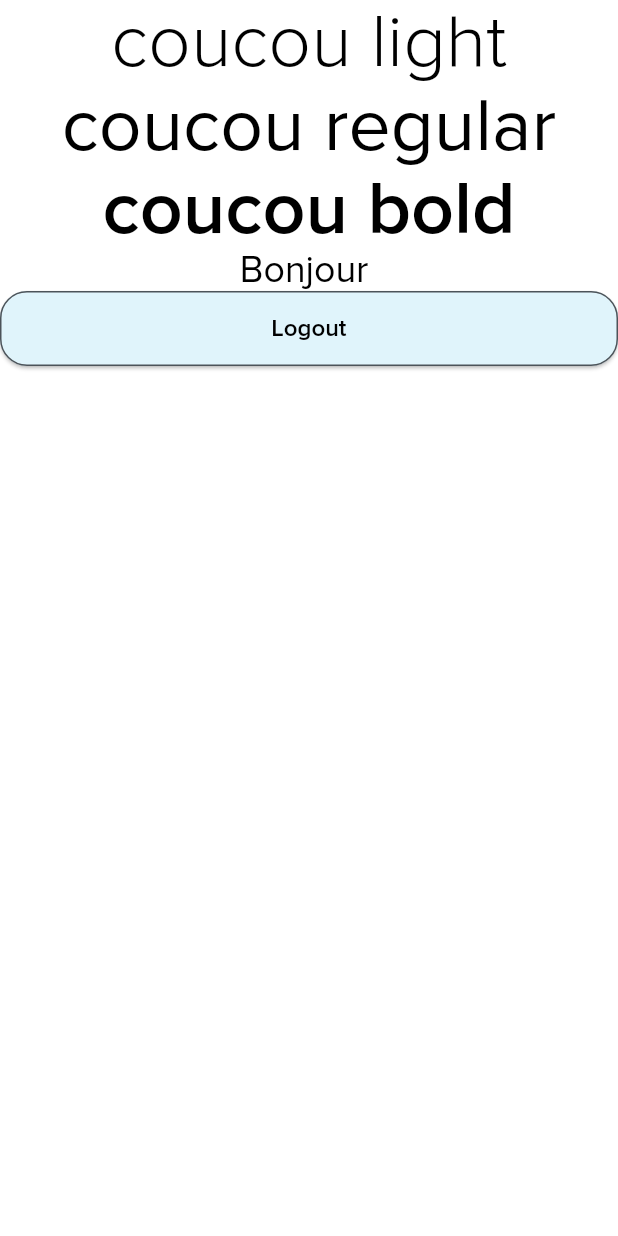
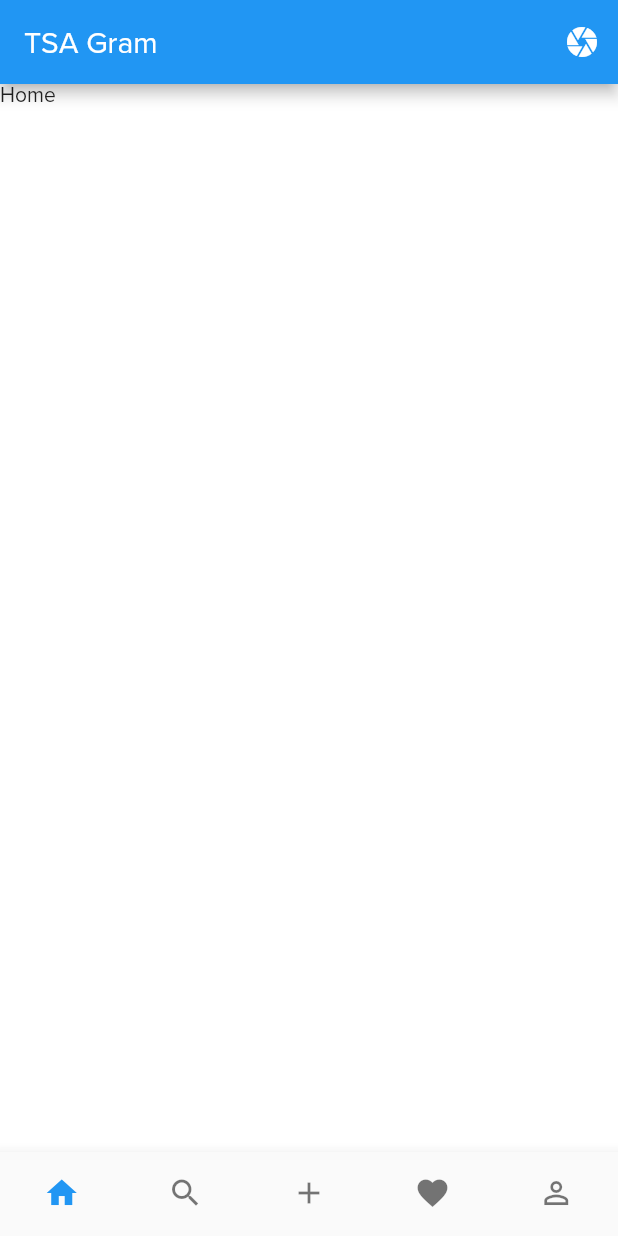
Before and after one commit to sebgtfr/T_S_A, a Flutter app: the screen it shows once a user with an empty profile is signed in, on a phone screen of 412 x 824 dp. Run offline on Flutter 3.47's test engine with Material 2 defaults, Android fonts, the phone set to English and light mode, and no system bars; our stand-ins replace cloud_firestore, firebase_auth, firebase_core, firebase_storage, image_cropper, image_picker; accounts and stored records are empty.

Commit message:
Set crop and load image from gallery or camera

```diff
--- a/lib/common/Layout.dart
+++ /dev/null
@@ -1,46 +0,0 @@
-import 'package:flutter/material.dart';
-
-class Layout extends StatelessWidget {
-  const Layout({
-    Key key,
-    @required this.child,
-    @optionalTypeArgs this.appBar,
-    @optionalTypeArgs this.floatingActionButton,
-  }) : super(key: key);
-
-  final Widget child;
-  final AppBar appBar;
-  final FloatingActionButton floatingActionButton;
-
-  @override
-  Widget build(BuildContext context) {
-    return _Layout(
-      appBar: appBar,
-      floatingActionButton: floatingActionButton,
-      child: child,
-    );
-  }
-}
-
-class _Layout extends StatelessWidget {
-  const _Layout({
-    Key key,
-    @required this.child,
-    @optionalTypeArgs this.appBar,
-    @optionalTypeArgs this.floatingActionButton,
-  }) : super(key: key);
-
-  final Widget child;
-  final AppBar appBar;
-  final FloatingActionButton floatingActionButton;
-
-  @override
-  Widget build(BuildContext context) {
-    return Scaffold(
-      backgroundColor: Theme.of(context).backgroundColor,
-      appBar: appBar,
-      floatingActionButton: floatingActionButton,
-      body: SafeArea(child: child),
-    );
-  }
-}
--- a/lib/main.dart
+++ b/lib/main.dart
@@ -6,8 +6,6 @@ import 'package:provider/provider.dart';
 
 import 'package:tsa_gram/common/appTheme.dart';
 import 'package:tsa_gram/models/Auth/Auth.dart';
-import 'package:tsa_gram/screen/AuthScreen.dart';
-import 'package:tsa_gram/screen/HomeScreen.dart';
 
 import 'package:tsa_gram/widgets/AppRouter.dart';
 
--- a/lib/models/Auth/Auth.dart
+++ b/lib/models/Auth/Auth.dart
@@ -1,3 +1,5 @@
+import 'package:cloud_firestore/cloud_firestore.dart';
+import 'package:firebase_storage/firebase_storage.dart';
 import 'package:flutter/foundation.dart';
 
 import 'package:firebase_auth/firebase_auth.dart';
@@ -5,6 +7,20 @@ import 'package:flutter/material.dart';
 
 class Auth extends ChangeNotifier {
   final FirebaseAuth _auth = FirebaseAuth.instance;
+  final FirebaseFirestore _db = FirebaseFirestore.instance;
+  final FirebaseStorage _store = FirebaseStorage.instance;
+
+  FirebaseAuth get auth {
+    return _auth;
+  }
+
+  FirebaseFirestore get db {
+    return _db;
+  }
+
+  FirebaseStorage get store {
+    return _store;
+  }
 
   Stream<User> get user {
     return _auth.authStateChanges().map((user) => user);
--- /dev/null
+++ b/lib/screen/Connected/AddScreen.dart
@@ -0,0 +1,8 @@
+import 'package:flutter/material.dart';
+
+class AddScreen extends StatelessWidget {
+  @override
+  Widget build(BuildContext context) {
+    return Text('Add');
+  }
+}
--- /dev/null
+++ b/lib/screen/Connected/BaseScreen.dart
@@ -0,0 +1,87 @@
+import 'package:flutter/material.dart';
+
+import 'package:tsa_gram/screen/Connected/AddScreen.dart';
+import 'package:tsa_gram/screen/Connected/FavoriteScreen.dart';
+import 'package:tsa_gram/screen/Connected/HomeScreen.dart';
+import 'package:tsa_gram/screen/Connected/ProfileScreen.dart';
+import 'package:tsa_gram/screen/Connected/SearchScreen.dart';
+import 'package:tsa_gram/screen/PostImageScreen.dart';
+
+class BaseScreen extends StatefulWidget {
+  @override
+  _BaseScreenState createState() => _BaseScreenState();
+}
+
+class _BaseScreenState extends State<BaseScreen> {
+  int _currentScreen = 0;
+
+  final List<Widget> _screens = [
+    HomeScreen(),
+    SearchScreen(),
+    AddScreen(),
+    FavoriteScreen(),
+    ProfileScreen(),
+  ];
+
+  void switchScreen(int index) {
+    setState(() {
+      _currentScreen = index;
+    });
+  }
+
+  @override
+  Widget build(BuildContext context) {
+    return Scaffold(
+      resizeToAvoidBottomPadding: false,
+      backgroundColor: Theme.of(context).backgroundColor,
+      appBar: AppBar(
+        title: Text('TSA Gram'),
+        actions: <Widget>[
+          IconButton(
+            tooltip: 'Take a picture',
+            icon: Icon(Icons.camera),
+            onPressed: () {
+              Navigator.push(
+                context,
+                MaterialPageRoute(
+                  builder: (context) => PostImageScreen(),
+                  fullscreenDialog: true,
+                ),
+              );
+            },
+          )
+        ],
+      ),
+      bottomNavigationBar: BottomNavigationBar(
+        type: BottomNavigationBarType.fixed,
+        showSelectedLabels: false,
+        showUnselectedLabels: false,
+        currentIndex: _currentScreen,
+        onTap: switchScreen,
+        items: <BottomNavigationBarItem>[
+          BottomNavigationBarItem(
+            icon: Icon(Icons.home),
+            label: 'Home',
+          ),
+          BottomNavigationBarItem(
+            icon: Icon(Icons.search),
+            label: 'Search',
+          ),
+          BottomNavigationBarItem(
+            icon: Icon(Icons.add),
+            label: 'Add',
+          ),
+          BottomNavigationBarItem(
+            icon: Icon(Icons.favorite),
+            label: 'Favorite',
+          ),
+          BottomNavigationBarItem(
+            icon: Icon(Icons.perm_identity),
+            label: 'Profile',
+          ),
+        ],
+      ),
+      body: SafeArea(child: _screens[_currentScreen]),
+    );
+  }
+}
--- a/lib/screen/ProfileScreen.dart
+++ b/lib/screen/Connected/FavoriteScreen.dart
@@ -1,8 +1,8 @@
 import 'package:flutter/material.dart';
 
-class ProfileScreen extends StatelessWidget {
+class FavoriteScreen extends StatelessWidget {
   @override
   Widget build(BuildContext context) {
-    return Text('Profile screen');
+    return Text('Favorite');
   }
 }
--- /dev/null
+++ b/lib/screen/Connected/HomeScreen.dart
@@ -0,0 +1,8 @@
+import 'package:flutter/material.dart';
+
+class HomeScreen extends StatelessWidget {
+  @override
+  Widget build(BuildContext context) {
+    return Text('Home');
+  }
+}
--- /dev/null
+++ b/lib/screen/Connected/SearchScreen.dart
@@ -0,0 +1,8 @@
+import 'package:flutter/material.dart';
+
+class SearchScreen extends StatelessWidget {
+  @override
+  Widget build(BuildContext context) {
+    return Text('Search');
+  }
+}
--- a/lib/screen/ForgotScreen.dart
+++ b/lib/screen/ForgotScreen.dart
@@ -5,6 +5,7 @@ class ForgotScreen extends StatelessWidget {
   @override
   Widget build(BuildContext context) {
     return Scaffold(
+      resizeToAvoidBottomPadding: false,
       appBar: AppBar(
         title: const Text('Forgot password'),
         backgroundColor: Color(0xFFE0F4FB),
--- a/lib/screen/HomeScreen.dart
+++ /dev/null
@@ -1,59 +0,0 @@
-import 'package:firebase_auth/firebase_auth.dart';
-import 'package:flutter/material.dart';
-import 'package:provider/provider.dart';
-
-import 'package:tsa_gram/common/Layout.dart';
-import 'package:tsa_gram/models/Auth/Auth.dart';
-
-class HomeScreen extends StatelessWidget {
-  final Auth _auth = Auth();
-
-  @override
-  Widget build(BuildContext context) {
-    final User user = Provider.of<User>(context);
-
-    return Layout(
-      child: Column(
-        children: [
-          Text('coucou light',
-              style: Theme.of(context)
-                  .primaryTextTheme
-                  .bodyText2
-                  .copyWith(fontSize: 50)),
-          Text('coucou regular',
-              style: Theme.of(context)
-                  .primaryTextTheme
-                  .bodyText1
-                  .copyWith(fontSize: 50)),
-          Text('coucou bold',
-              style: Theme.of(context)
-                  .primaryTextTheme
-                  .headline1
-                  .copyWith(fontSize: 50)),
-          Text("Bonjour " + user.email,
-              style: Theme.of(context)
-                  .primaryTextTheme
-                  .bodyText1
-                  .copyWith(fontSize: 25)),
-          MaterialButton(
-            shape: RoundedRectangleBorder(
-                borderRadius: BorderRadius.circular(18.0),
-                side: BorderSide(color: Color(0xFF4C5359))),
-            elevation: 1,
-            minWidth: double.maxFinite,
-            height: 50,
-            color: Color(0xFFE0F4FB),
-            onPressed: () {
-              _auth.signOut(context);
-            },
-            child: Text('Logout',
-                style: Theme.of(context)
-                    .primaryTextTheme
-                    .headline1
-                    .copyWith(fontSize: 16)),
-          ),
-        ],
-      ),
-    );
-  }
-}
--- a/lib/widgets/AppRouter.dart
+++ b/lib/widgets/AppRouter.dart
@@ -1,7 +1,8 @@
 import 'package:firebase_auth/firebase_auth.dart';
 import 'package:flutter/material.dart';
 import 'package:provider/provider.dart';
-import 'package:tsa_gram/screen/HomeScreen.dart';
+
+import 'package:tsa_gram/screen/Connected/BaseScreen.dart';
 import 'package:tsa_gram/screen/AuthScreen.dart';
 
 class AppRouter extends StatelessWidget {
@@ -13,6 +14,6 @@ class AppRouter extends StatelessWidget {
       return AuthScreen();
     }
 
-    return HomeScreen();
+    return BaseScreen();
   }
 }
--- a/pubspec.yaml
+++ b/pubspec.yaml
@@ -33,8 +33,12 @@ dependencies:
 
     firebase_core: ^0.5.0+1
     firebase_auth: ^0.18.1+2
+    cloud_firestore: ^0.14.3
+    firebase_storage: ^5.0.1
     google_sign_in: ^4.5.4
     font_awesome_flutter: ^8.10.0
+    image_picker: ^0.6.7+12
+    image_cropper: ^1.3.1
 
 dev_dependencies:
     flutter_test:
```
Also changed, not shown: lib/Forms/ForgotForm.dart (+11 -31 lines), lib/Forms/SignInForm.dart (+7 -26 lines), lib/Forms/SignUpForm.dart (+7 -27 lines), lib/screen/AuthScreen.dart (+11 -4 lines), lib/screen/Connected/ProfileScreen.dart (added, +51 -0 lines), lib/screen/PostImageScreen.dart (added, +173 -0 lines), lib/widgets/Button.dart (added, +49 -0 lines), lib/widgets/TextInput.dart (+12 -9 lines), pubspec.lock, 4 other files.
